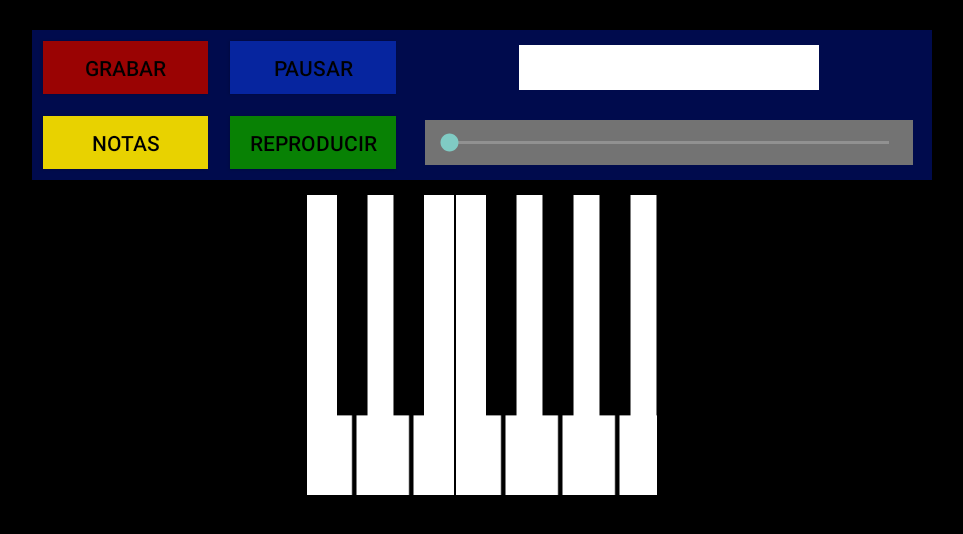
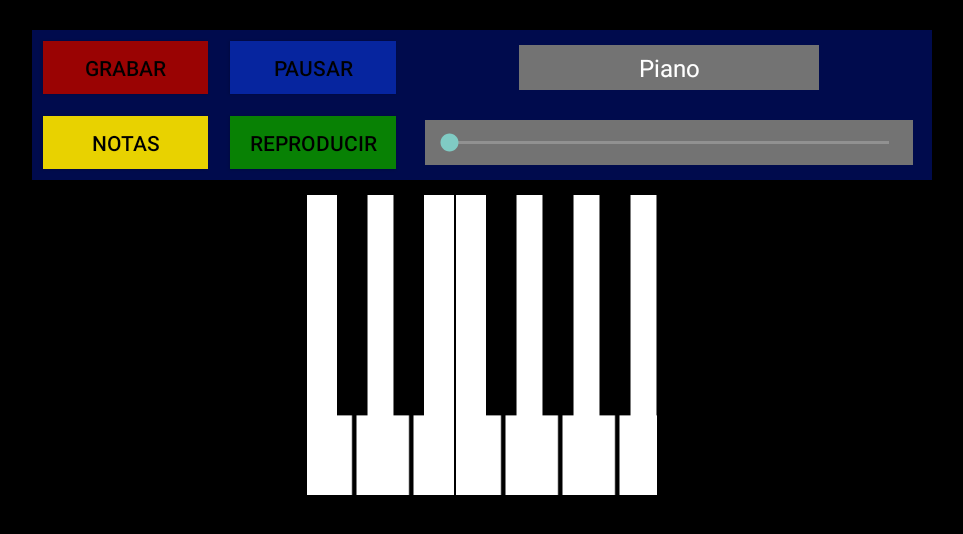
Before and after one commit to PabloZerpa/Orchestra, an Android app: the Piano screen opened directly, with no data from a screen before it, on a phone screen of 824 x 412 dp (held sideways). Shown: the top 534 px of the screen, without its empty margins (136-1099 px from the left). Run offline under Robolectric (Android 15) with nearby library versions, the phone set to English and light mode, and no system bars.

Commit message:
Added text alignment in the choice of instruments

```diff
--- a/app/src/main/java/com/example/piano/MainActivity.java
+++ b/app/src/main/java/com/example/piano/MainActivity.java
@@ -7,6 +7,11 @@ import android.os.Bundle;
 import android.view.View;
 import android.widget.ImageButton;
 import androidx.appcompat.app.AppCompatActivity;
+
+//Añadir rango al seekbar
+//Mejorar la reproduccion de las notas grabadas
+//Mejorar la UI
+//Añadir presentacion
 
 public class MainActivity extends AppCompatActivity
 {
--- a/app/src/main/res/values/styles.xml
+++ b/app/src/main/res/values/styles.xml
@@ -1,7 +1,4 @@
 <resources>
-
-    <!-- Base application theme. -->
-    <style name="AppTheme" parent="android:Theme.Holo.NoActionBar.Fullscreen"></style>
 
     <style name="LayoutInstrumentos">
         <item name="android:layout_width">350dp</item>
@@ -88,8 +85,9 @@
         <item name="android:layout_height">30dp</item>
         <item name="android:layout_weight">1</item>
         <item name="android:layout_margin">10dp</item>
-        <item name="android:background">@color/White</item>
-        <item name="android:layout_gravity">center</item>
+        <item name="android:background">@color/Gray</item>
+        <item name="android:textColor">@color/Black</item>
+        <item name="android:textAlignment">center</item>
     </style>
 
     <style name="Volumen">
```
